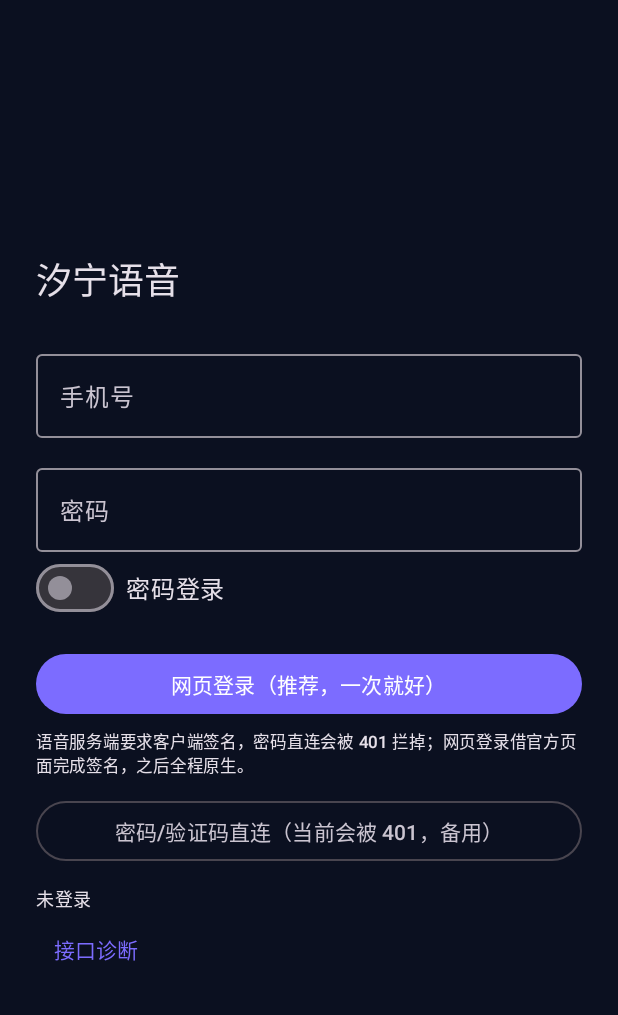
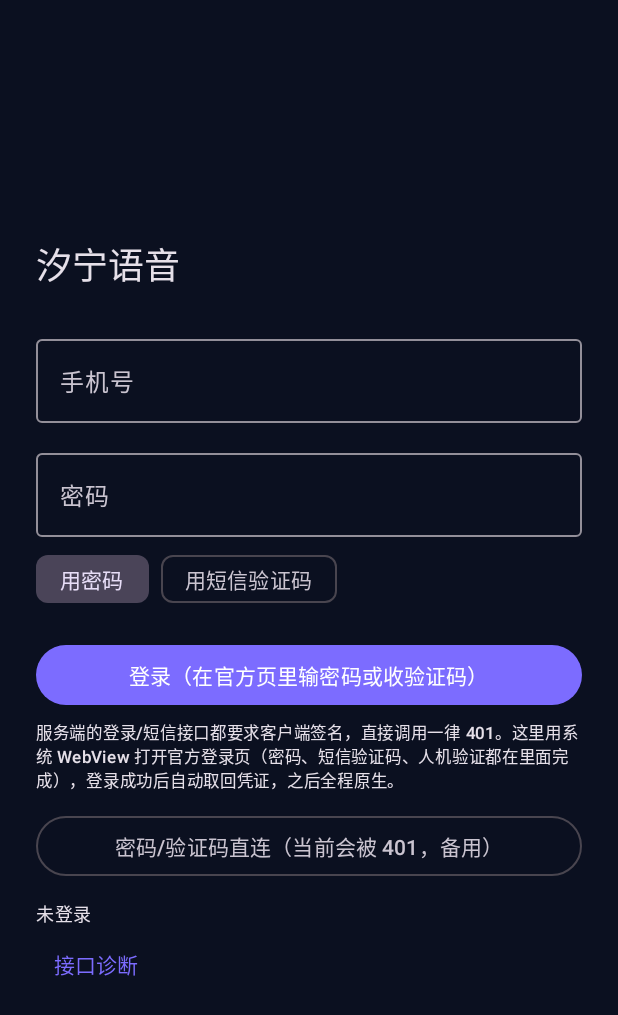
Before and after one commit to HosisoraLing/xining-voice, an Android app built with Jetpack Compose: the screen it shows after launch (MainActivity), on a phone screen of 412 x 824 dp. Shown: the top 1015 px of the screen. Run offline under Robolectric (Android 15) with nearby library versions, the phone set to English and light mode, and no system bars; libraries missing offline, so code that uses them is left out: com.tencent.trtc; pictures from the network do not load; 2 statements that could not run were skipped.

Commit message:
0.16.3: SMS/verification login routed through official page (server requires signed requests)

```diff
--- a/app/build.gradle.kts
+++ b/app/build.gradle.kts
@@ -11,8 +11,8 @@ android {
         applicationId = "com.hosira.oopznative"
         minSdk = 26
         targetSdk = 35
-        versionCode = 19
-        versionName = "0.16.2"
+        versionCode = 20
+        versionName = "0.16.3"
         ndk { abiFilters += listOf("arm64-v8a") }
     }
 
--- a/app/src/main/java/com/hosira/oopznative/MainActivity.kt
+++ b/app/src/main/java/com/hosira/oopznative/MainActivity.kt
@@ -94,6 +94,10 @@ fun AppRoot() {
                 onWebLogin = {
                     webLogin.launch(android.content.Intent(context, WebLoginActivity::class.java))
                 },
+                onSmsLogin = {
+                    // 短信验证码必须走官方页面（人机验证 + 签名都在里面完成）
+                    webLogin.launch(android.content.Intent(context, WebLoginActivity::class.java))
+                },
                 onLogin = { phone, code, isSms ->
                     scope.launch {
                         status = "正在登录…"
@@ -162,6 +166,7 @@ fun AppRoot() {
 fun LoginScreen(
     status: String,
     onWebLogin: () -> Unit,
+    onSmsLogin: () -> Unit,
     onLogin: (String, String, Boolean) -> Unit
 ) {
     var phone by remember { mutableStateOf("") }
@@ -184,18 +189,21 @@ fun LoginScreen(
             visualTransformation = if (sms) androidx.compose.ui.text.input.VisualTransformation.None else PasswordVisualTransformation(),
             modifier = Modifier.fillMaxWidth()
         )
+        Spacer(Modifier.height(4.dp))
         Row(verticalAlignment = Alignment.CenterVertically) {
-            Switch(checked = sms, onCheckedChange = { sms = it })
+            FilterChip(selected = !sms, onClick = { sms = false }, label = { Text("用密码") })
             Spacer(Modifier.width(8.dp))
-            Text(if (sms) "验证码登录（需先在官方客户端获取验证码）" else "密码登录")
+            FilterChip(selected = sms, onClick = { onSmsLogin() }, label = { Text("用短信验证码") })
         }
         Spacer(Modifier.height(16.dp))
         Button(onClick = onWebLogin, modifier = Modifier.fillMaxWidth()) {
-            Text("网页登录（推荐，一次就好）")
+            Text("登录（在官方页里输密码或收验证码）")
         }
         Spacer(Modifier.height(6.dp))
         Text(
-            "语音服务端要求客户端签名，密码直连会被 401 拦掉；网页登录借官方页面完成签名，之后全程原生。",
+            "服务端的登录/短信接口都要求客户端签名，直接调用一律 401。" +
+                "这里用系统 WebView 打开官方登录页（密码、短信验证码、人机验证都在里面完成），" +
+                "登录成功后自动取回凭证，之后全程原生。",
             style = MaterialTheme.typography.labelSmall
         )
         Spacer(Modifier.height(12.dp))
```
